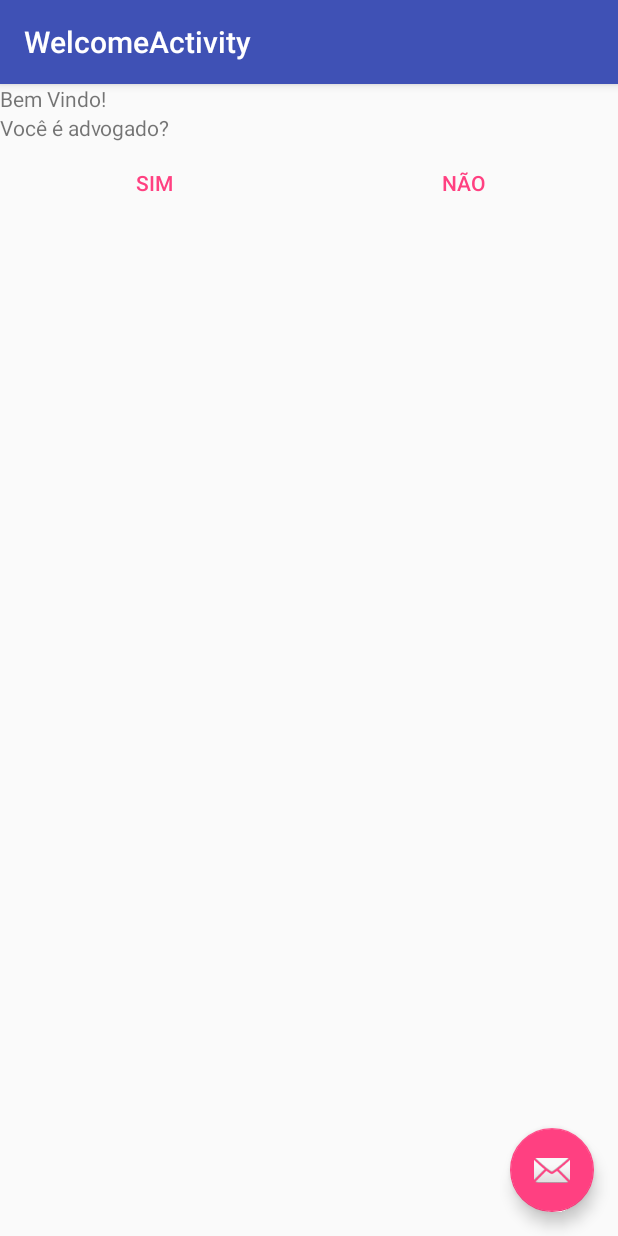
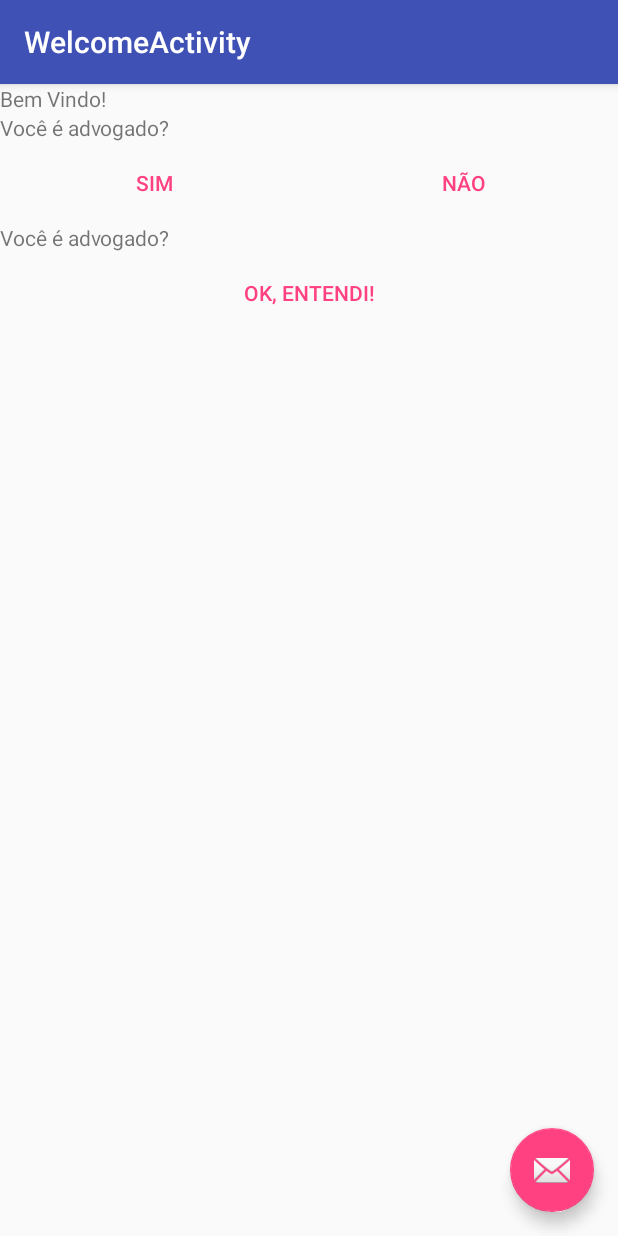
Before and after one commit to marceloMiotto/Capstone-Project-App, an Android app: the WelcomeActivity screen opened directly, with no data from a screen before it, after a tap on "SIM", on a phone screen of 412 x 824 dp. Run offline under Robolectric (Android 15) with nearby library versions, the phone set to English and light mode, and no system bars; our stand-ins replace ButterKnife.

Commit message:
feat: Added functionality to welcome page

```diff
--- a/app/build.gradle
+++ b/app/build.gradle
@@ -31,6 +31,9 @@ dependencies {
     compile 'com.android.support:support-v4:25.1.1'
     compile 'com.google.android.gms:play-services-plus:10.0.1'
     testCompile 'junit:junit:4.12'
+
+    compile 'com.jakewharton:butterknife:8.5.1'
+    annotationProcessor 'com.jakewharton:butterknife-compiler:8.5.1'
 }
 
 
--- a/app/src/main/java/udacitynano/com/br/cafelegal/LoginActivity.java
+++ b/app/src/main/java/udacitynano/com/br/cafelegal/LoginActivity.java
@@ -337,7 +337,7 @@ public class LoginActivity extends AppCompatActivity implements View.OnClickList
 
                 }else{
 
-                    intent = new Intent(getApplicationContext(), MainActivity.class);
+                    intent = new Intent(getApplicationContext(), WelcomeActivity.class);
 
                 }
 
--- a/app/src/main/java/udacitynano/com/br/cafelegal/WelcomeActivity.java
+++ b/app/src/main/java/udacitynano/com/br/cafelegal/WelcomeActivity.java
@@ -1,10 +1,26 @@
 package udacitynano.com.br.cafelegal;
 
+import android.content.Context;
+import android.content.Intent;
+import android.content.SharedPreferences;
 import android.os.Bundle;
 import android.support.v7.app.AppCompatActivity;
 import android.support.v7.widget.Toolbar;
+import android.view.View;
+import android.widget.Button;
+import android.widget.TextView;
 
-public class WelcomeActivity extends AppCompatActivity {
+import butterknife.BindView;
+import butterknife.ButterKnife;
+
+public class WelcomeActivity extends AppCompatActivity implements View.OnClickListener{
+
+
+    @BindView(R.id.welcome_button_concordo)
+    Button mButtonConcordo;
+
+    @BindView(R.id.welcome_aviso_advogado_textview)
+    TextView mAvisoAdvogado;
 
     @Override
     protected void onCreate(Bundle savedInstanceState) {
@@ -12,8 +28,47 @@ public class WelcomeActivity extends AppCompatActivity {
         setContentView(R.layout.activity_welcome);
         Toolbar toolbar = (Toolbar) findViewById(R.id.toolbar);
         setSupportActionBar(toolbar);
-
+        ButterKnife.bind(this);
 
     }
 
+    @Override
+    public void onClick(View v) {
+
+        Intent intent;
+
+        SharedPreferences sharedPref = getSharedPreferences(
+                getString(R.string.preference_file_key), Context.MODE_PRIVATE);
+
+        SharedPreferences.Editor editor = sharedPref.edit();
+
+        switch (v.getId()){
+
+            case R.id.welcome_button_sou_advogado:
+
+                mButtonConcordo.setVisibility(View.VISIBLE);
+                mAvisoAdvogado.setVisibility(View.VISIBLE);
+                editor.putString(getString(R.string.preference_user_type_key), getString(R.string.preference_user_type_advogado));
+                editor.commit();
+                break;
+
+            case R.id.welcome_button_concordo:
+                intent = new Intent(getApplicationContext(), MainActivity.class);
+                startActivity(intent);
+                break;
+
+            default: //default is client
+                editor.putString(getString(R.string.preference_user_type_key), getString(R.string.preference_user_type_cliente));
+                editor.commit();
+                intent = new Intent(getApplicationContext(), MainActivity.class);
+                startActivity(intent);
+                break;
+        }
+
+        /* TODO leitura dos shared
+        SharedPreferences sharedPref = getActivity().getPreferences(Context.MODE_PRIVATE);
+        int defaultValue = getResources().getInteger(R.string.saved_high_score_default);
+         long highScore = sharedPref.getInt(getString(R.string.saved_high_score), defaultValue);
+         */
+    }
 }
--- a/app/src/main/res/values/str.xml
+++ b/app/src/main/res/values/str.xml
@@ -70,8 +70,11 @@
     <string name="welcome_button_concordo">Ok, Entendi!</string>
 
 
-
-
+    <!-- Strings shared preferences -->
+    <string name="preference_file_key">udacitynano.com.br.cafelegal.PREFERENCE_FILE_KEY</string>
+    <string name="preference_user_type_key">PREFERENCE_USER_TYPE_KEY</string>
+    <string name="preference_user_type_advogado">ADVOGADO</string>
+    <string name="preference_user_type_cliente">CLIENTE</string>
 
 
 </resources>
```
